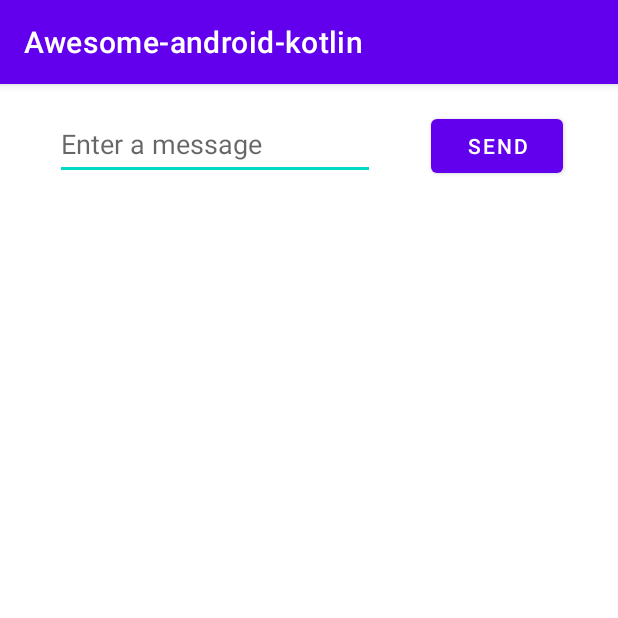
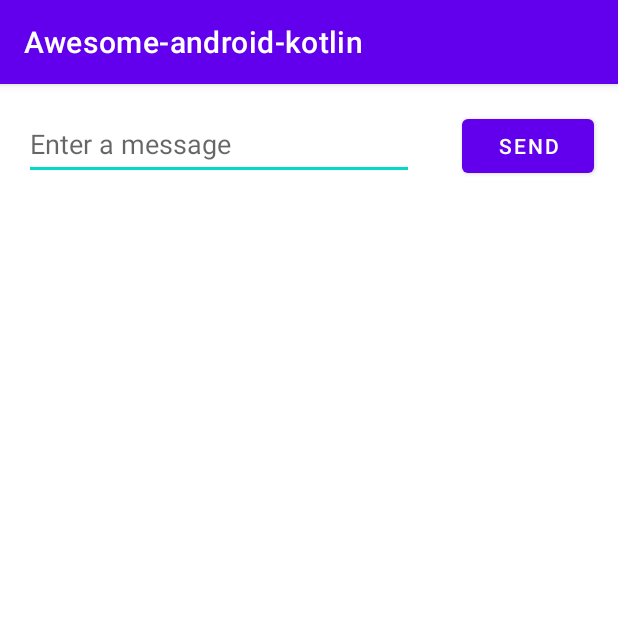
Before and after one commit to GengJian/Awesome-android-kotlin, an Android app: the screen it shows after launch (MainActivity), on a phone screen of 412 x 824 dp, the top half of it. Run offline under Robolectric (Android 15) with nearby library versions, the phone set to English and light mode, and no system bars.

Commit message:
layout - 尝试两个控件之间的相对约束和弹性填充布局

```diff
--- a/app/src/main/res/layout/activity_main.xml
+++ b/app/src/main/res/layout/activity_main.xml
@@ -8,12 +8,13 @@
 
     <EditText
         android:id="@+id/editTextTextPersonName"
-        android:layout_width="wrap_content"
+        android:layout_width="0dp"
         android:layout_height="wrap_content"
+        android:layout_marginStart="16dp"
         android:layout_marginTop="16dp"
+        android:layout_marginEnd="16dp"
         android:ems="10"
         android:hint="@string/edit_message"
-        android:hintTextColor="#78909C"
         android:inputType="textPersonName"
         android:minHeight="48dp"
         app:layout_constraintEnd_toStartOf="@+id/button"
@@ -25,6 +26,8 @@
         android:id="@+id/button"
         android:layout_width="wrap_content"
         android:layout_height="wrap_content"
+        android:layout_marginEnd="16dp"
+        android:layout_marginStart="16dp"
         android:text="@string/button_send"
         app:layout_constraintBaseline_toBaselineOf="@+id/editTextTextPersonName"
         app:layout_constraintEnd_toEndOf="parent"
```
